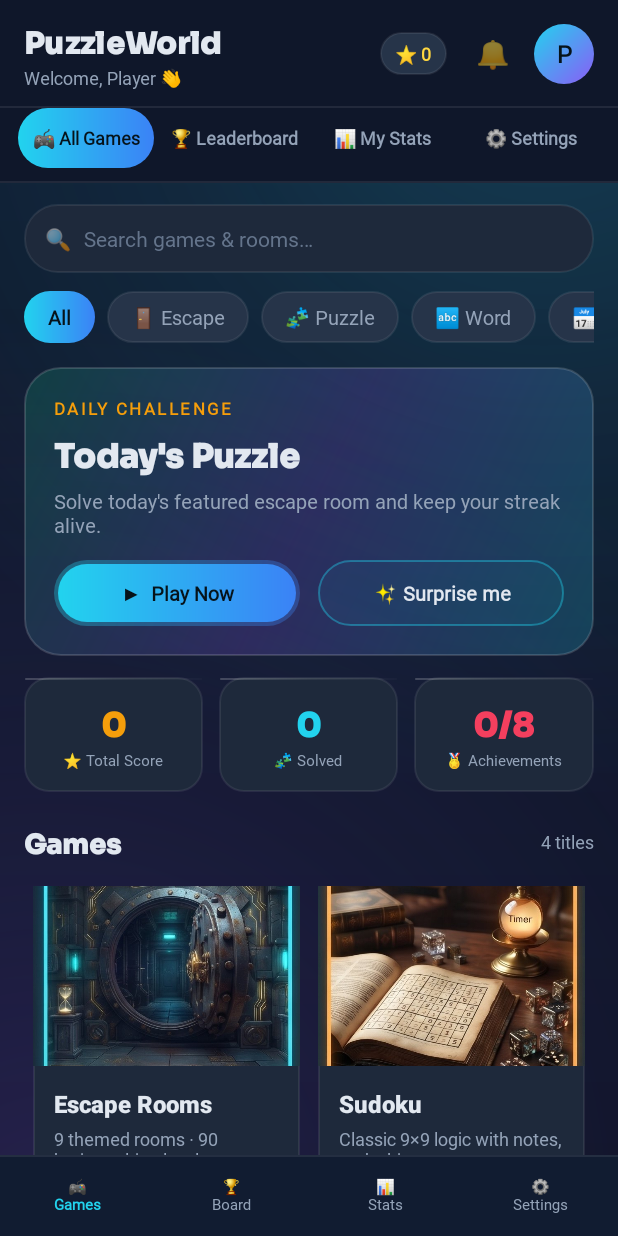
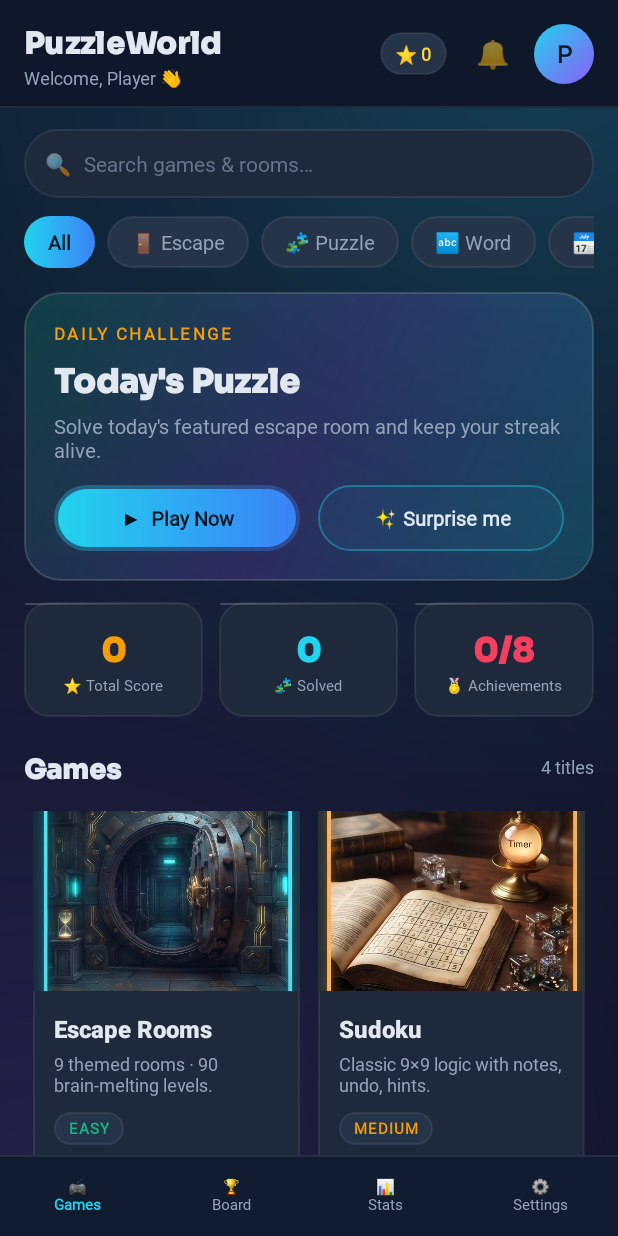
Before and after one commit to bhattaraidipesh060-gif/Puzzle-World, an Android app: the HomeActivity screen opened directly, with no data from a screen before it, on a phone screen of 412 x 824 dp. Run offline under Robolectric (Android 15) with nearby library versions, the phone set to English and light mode, and no system bars; network calls fail.

Commit message:
Deduplicate home navigation + republish APK
- Remove the duplicate top tab row (All Games / Leaderboard / My Stats /
  Settings); bottom nav is now the single navigation for the dashboard
- Keep search, category chips, Daily Challenge hero, stat cards and games grid
- Republish signed release APK (13 room/game images, language dialog, and
  all gameplay enhancements)

```diff
--- a/app/src/main/java/com/jeiu/puzzleworld/HomeActivity.kt
+++ b/app/src/main/java/com/jeiu/puzzleworld/HomeActivity.kt
@@ -184,11 +184,7 @@ class HomeActivity : AppCompatActivity() {
         }
         findViewById<View>(R.id.btn_surprise).setOnClickListener { surpriseMe() }
 
-        // ---- Tabs + nav + leaderboard ----
-        findViewById<TextView>(R.id.tab_games).setOnClickListener { switchTab("games") }
-        findViewById<TextView>(R.id.tab_board).setOnClickListener { switchTab("board") }
-        findViewById<TextView>(R.id.tab_stats).setOnClickListener { switchTab("stats") }
-        findViewById<TextView>(R.id.tab_settings).setOnClickListener { switchTab("settings") }
+        // ---- Nav + leaderboard ----
         findViewById<TextView>(R.id.nav_games).setOnClickListener { switchTab("games") }
         findViewById<TextView>(R.id.nav_board).setOnClickListener { switchTab("board") }
         findViewById<TextView>(R.id.nav_stats).setOnClickListener { switchTab("stats") }
@@ -241,22 +237,12 @@ class HomeActivity : AppCompatActivity() {
             "games" to R.id.panel_games, "board" to R.id.panel_board,
             "stats" to R.id.panel_stats, "settings" to R.id.panel_settings
         )
-        val tabs = mapOf(
-            "games" to R.id.tab_games, "board" to R.id.tab_board,
-            "stats" to R.id.tab_stats, "settings" to R.id.tab_settings
-        )
         val navs = mapOf(
             "games" to R.id.nav_games, "board" to R.id.nav_board,
             "stats" to R.id.nav_stats, "settings" to R.id.nav_settings
         )
         panels.forEach { (n, id) ->
             findViewById<View>(id).visibility = if (n == name) View.VISIBLE else View.GONE
-        }
-        tabs.forEach { (n, id) ->
-            val tv = findViewById<TextView>(id)
-            val on = n == name
-            tv.setBackgroundResource(if (on) R.drawable.ps_chip_active else 0)
-            tv.setTextColor(getColor(if (on) R.color.ps_on_accent else R.color.ps_muted))
         }
         navs.forEach { (n, id) ->
             findViewById<TextView>(id).setTextColor(
--- a/app/src/main/res/layout/activity_home.xml
+++ b/app/src/main/res/layout/activity_home.xml
@@ -77,69 +77,6 @@
                 android:textSize="16sp"
                 android:textStyle="bold"
                 android:background="@drawable/ps_avatar"
-                android:clickable="true"
-                android:focusable="true" />
-        </LinearLayout>
-
-        <!-- ================= TABS ================= -->
-        <LinearLayout
-            android:layout_width="match_parent"
-            android:layout_height="wrap_content"
-            android:orientation="horizontal"
-            android:background="@drawable/ps_appbar"
-            android:paddingHorizontal="12dp"
-            android:paddingBottom="10dp">
-
-            <TextView android:id="@+id/tab_games"
-                android:layout_width="0dp"
-                android:layout_height="40dp"
-                android:layout_weight="1"
-                android:gravity="center"
-                android:text="🎮 All Games"
-                android:textSize="12sp"
-                android:textStyle="bold"
-                android:textColor="@color/ps_on_accent"
-                android:background="@drawable/ps_chip_active"
-                android:layout_marginEnd="4dp"
-                android:clickable="true"
-                android:focusable="true" />
-
-            <TextView android:id="@+id/tab_board"
-                android:layout_width="0dp"
-                android:layout_height="40dp"
-                android:layout_weight="1"
-                android:gravity="center"
-                android:text="🏆 Leaderboard"
-                android:textSize="12sp"
-                android:textStyle="bold"
-                android:textColor="@color/ps_muted"
-                android:layout_marginHorizontal="4dp"
-                android:clickable="true"
-                android:focusable="true" />
-
-            <TextView android:id="@+id/tab_stats"
-                android:layout_width="0dp"
-                android:layout_height="40dp"
-                android:layout_weight="1"
-                android:gravity="center"
-                android:text="📊 My Stats"
-                android:textSize="12sp"
-                android:textStyle="bold"
-                android:textColor="@color/ps_muted"
-                android:layout_marginHorizontal="4dp"
-                android:clickable="true"
-                android:focusable="true" />
-
-            <TextView android:id="@+id/tab_settings"
-                android:layout_width="0dp"
-                android:layout_height="40dp"
-                android:layout_weight="1"
-                android:gravity="center"
-                android:text="⚙️ Settings"
-                android:textSize="12sp"
-                android:textStyle="bold"
-                android:textColor="@color/ps_muted"
-                android:layout_marginStart="4dp"
                 android:clickable="true"
                 android:focusable="true" />
         </LinearLayout>
```
Also changed, not shown: 1 other file.
